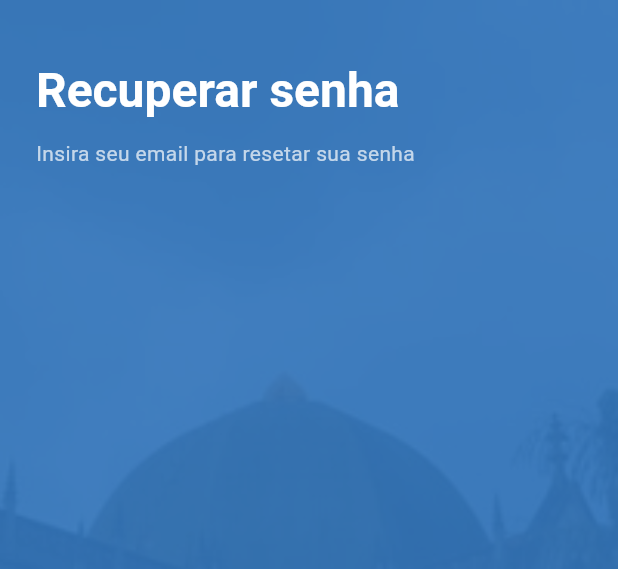
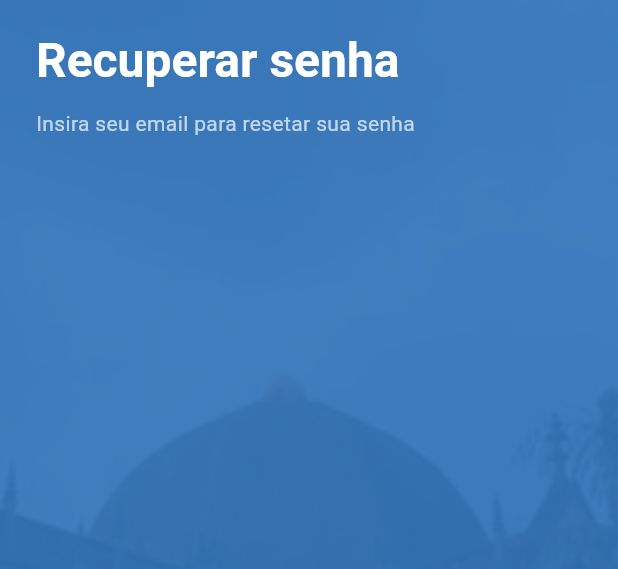
Before and after one commit to Diocese-Santos/Diocese-App, a Flutter app: the Header widget shown alone on an empty page, opened directly, on a phone screen of 412 x 824 dp. Shown: the top 569 px of the screen. Run offline on Flutter 3.47's test engine with Material 3 defaults, Android fonts, the phone set to English and light mode, and no system bars; our stand-ins replace flutter_dotenv, gap, go_router, rxdart; missing offline and left inert: segment_analytics; Roboto replaces fonts that are missing (Montserrat).

```diff
--- a/lib/ui/widgets/header.dart
+++ b/lib/ui/widgets/header.dart
@@ -2,13 +2,15 @@ import 'package:flutter/material.dart';
 
 class Header extends StatelessWidget {
   const Header({
-    required this.title,
     required this.child,
+    this.title,
+    this.padding,
     super.key,
   });
 
-  final String title;
+  final String? title;
   final Widget child;
+  final EdgeInsets? padding;
 
   @override
   Widget build(BuildContext context) {
@@ -16,9 +18,10 @@ class Header extends StatelessWidget {
 
     return Container(
       width: double.infinity,
-      padding: EdgeInsets.only(
+      padding: padding ??
+          EdgeInsets.only(
             left: 24,
-        top: 40 + statusBarHeight,
+            top: 20 + statusBarHeight,
             right: 24,
             bottom: 40,
           ),
@@ -31,14 +34,16 @@ class Header extends StatelessWidget {
       child: Column(
         crossAxisAlignment: CrossAxisAlignment.start,
         children: [
+          if (title != null) ...[
             Text(
-            title,
+              title!,
               style: Theme.of(context).textTheme.headlineLarge!.copyWith(
                     color: Colors.white,
                     fontWeight: FontWeight.bold,
                   ),
             ),
             const SizedBox(height: 12),
+          ],
           child,
         ],
       ),
```
Also changed, not shown: lib/ui/pages/home/home_page.dart (+48 -1 lines), lib/ui/widgets/user_info_header.dart (added, +50 -0 lines). Lines whose indentation alone changed are shown as unchanged.
